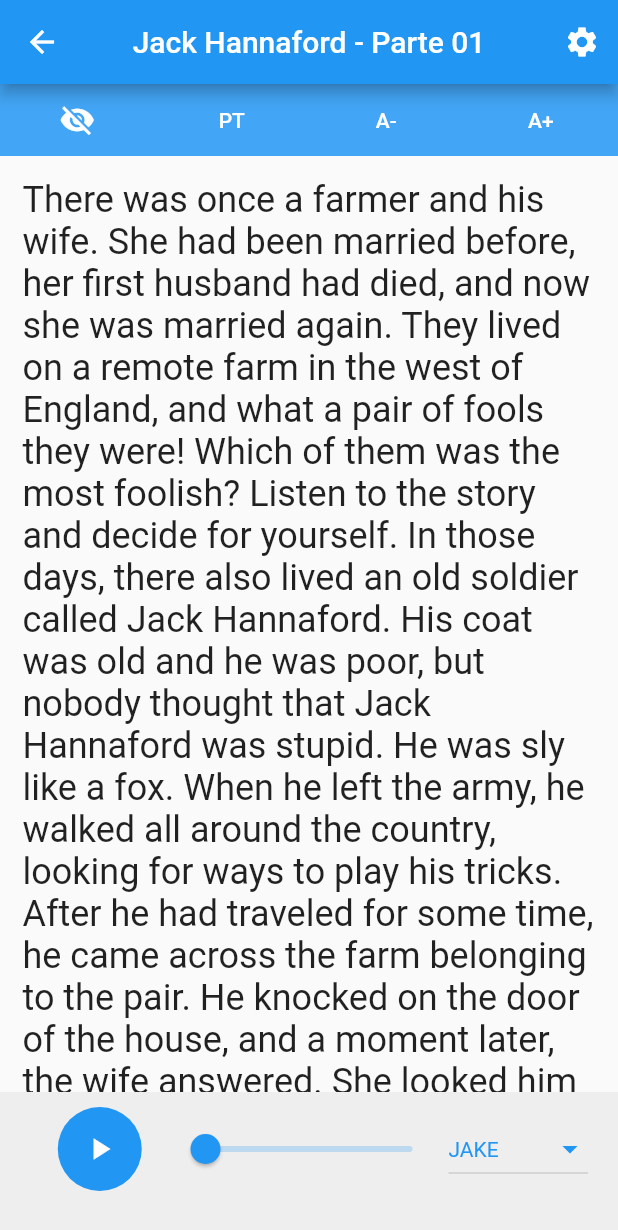
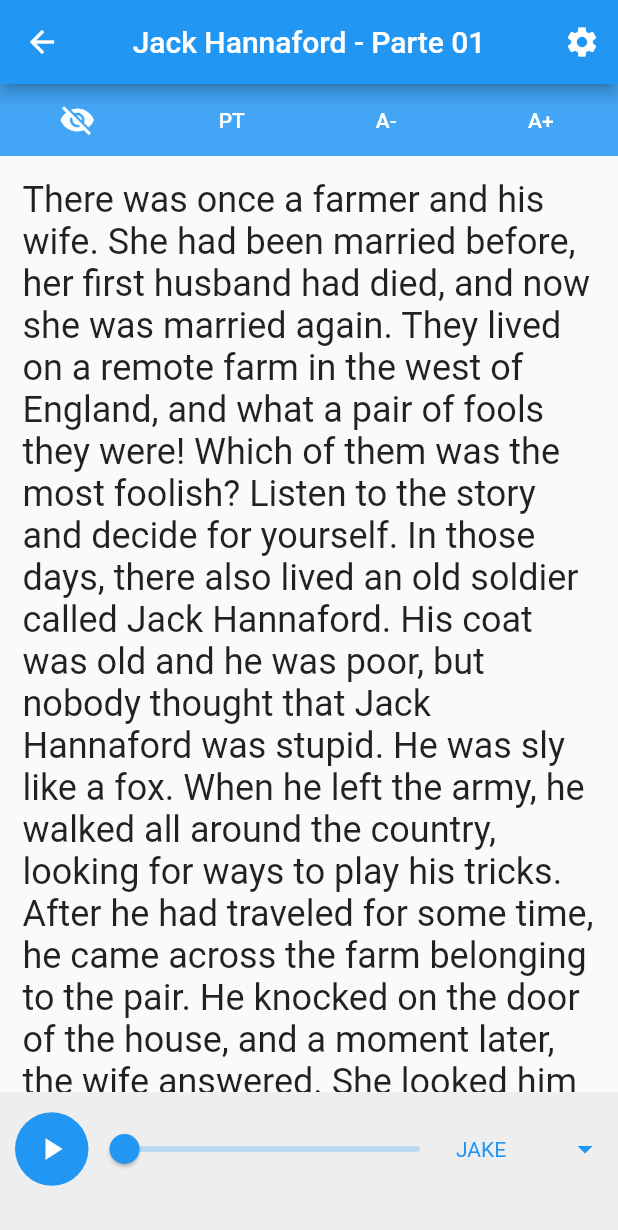
Before and after one commit to brenomachadodomonte/flutter_text_audio, a Flutter app: the screen it shows after launch, after a tap on "Jack Hannaford", on a phone screen of 412 x 824 dp. Shown: the top 1230 px of the screen. Run offline on Flutter 3.47's test engine with Material 2 defaults, Android fonts, the phone set to English and light mode, and no system bars; our stand-ins replace audioplayers.

Commit message:
Some layouts fixes

```diff
--- a/lib/screens/audio.dart
+++ b/lib/screens/audio.dart
@@ -148,7 +148,7 @@
               ),
             ),
             Container(
-              padding: EdgeInsets.fromLTRB(20, 10, 20, 30),
+              padding: EdgeInsets.fromLTRB(10, 10, 10, 30),
               alignment: Alignment.bottomCenter,
               color: Colors.grey[200],
               child: Row(
@@ -166,7 +166,7 @@
                     ),
                   ),
                   Flexible(
-                    flex: 2,
+                    flex: 5,
                     child: Slider(
                       value: _position.inSeconds.toDouble(),
                       onChanged: (double value) {
@@ -180,11 +180,12 @@
                     ),
                   ),
                   Expanded(
-                    flex: 1,
+                    flex: 2,
                     child: DropdownButton(
                       isExpanded: true,
                       value: this.audioPath,
                       items: mountSpeakers(),
+                      underline: Container(),
                       //iconSize: 15,
                       iconEnabledColor: Colors.blue,
                       onChanged: (value) {
```
